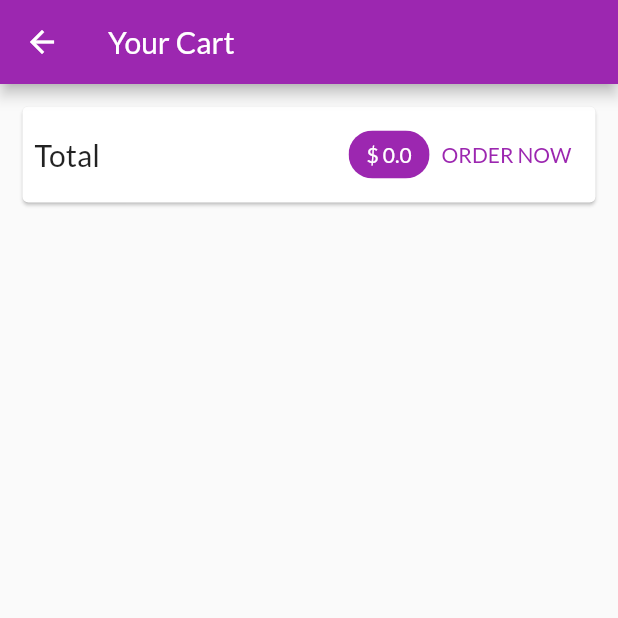
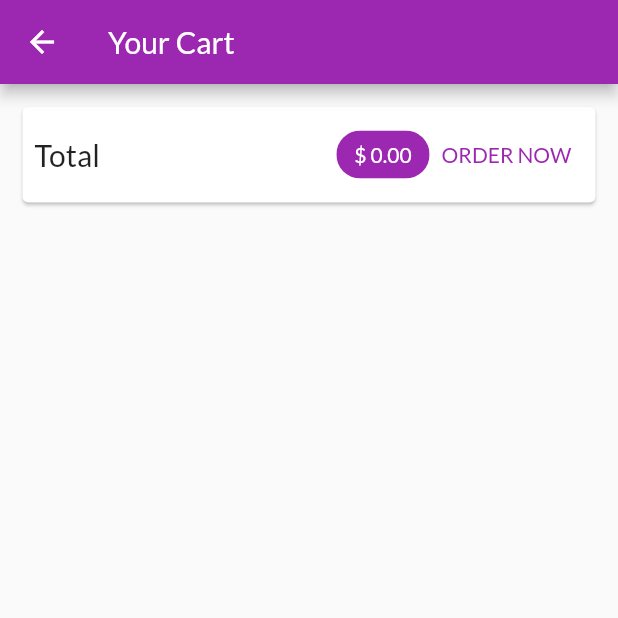
Before and after one commit to musama-dev/Shop-App, a Flutter app: the CartScreen screen opened by its route, after a tap on "ORDER NOW", on a phone screen of 412 x 824 dp, the top half of it. Run offline on Flutter 3.47's test engine with Material 2 defaults, Android fonts, the phone set to English and light mode, and no system bars; network calls fail.

Commit message:
Working on more features.

```diff
--- a/shop_app/lib/providers/cart.dart
+++ b/shop_app/lib/providers/cart.dart
@@ -63,6 +63,19 @@ class Cart with ChangeNotifier {
     }
     notifyListeners();
   }
+
+  void removeItem(String productId) {
+    // to remove item from map using key when item dissmissed on swiping.
+    _items.remove(productId);
+    notifyListeners();
+  }
+
+
+  // after confirming the order the cart is cleared.
+  void clear() {
+    _items = {};
+    notifyListeners();
+  }
 }
 
 // _items are the items in the cart.
--- /dev/null
+++ b/shop_app/lib/providers/orders.dart
@@ -0,0 +1,38 @@
+import 'package:flutter/material.dart';
+import './cart.dart';
+
+class OrderItem {
+  final String id;
+  final double amount; // total amount = quantity x price.
+  final List<CartItem> products; // find which quantity was ordered through cart.
+  final DateTime dateTime; // time at which the order was placed.
+
+  OrderItem(
+      {required this.id,
+      required this.amount,
+      required this.products,
+      required this.dateTime});
+}
+
+class Orders with ChangeNotifier {
+  final List<OrderItem> _orders = [];
+
+  List<OrderItem> get orders {
+    return [..._orders];
+  }
+
+  void addOrder(List<CartItem> cartProducts, double total) {
+    _orders.insert(
+      0,
+      OrderItem(
+        id: DateTime.now().toString(),
+        amount: total,
+        dateTime: DateTime.now(),
+        products: cartProducts,
+      ),
+    );
+    // you can also use _orders.add()
+    notifyListeners(); // any places in the app which are listening to this order
+    // or depends on it gets rebuild by calling notifyListeners().
+  }
+}
--- a/shop_app/lib/providers/products.dart
+++ b/shop_app/lib/providers/products.dart
@@ -6,7 +6,7 @@ class Products with ChangeNotifier {
   // inherited widgets establish behind the scenes communication tunnels with the
   // help of context.
 
-  List<Product> _items = [
+  final List<Product> _items = [
     // this list is not final because this _items list will change over time.
     Product(
       id: 'p1',
--- a/shop_app/lib/screens/cart_screen.dart
+++ b/shop_app/lib/screens/cart_screen.dart
@@ -3,9 +3,12 @@ import 'package:provider/provider.dart';
 import '../providers/cart.dart' show Cart; // This will only import cart class.
 // import '../widgets/cart_item.dart' as ci; // ci used as a prefix.
 import '../widgets/cart_item.dart';
+import '../providers/orders.dart';
 
 class CartScreen extends StatelessWidget {
   static const routeName = "/cart";
+
+  const CartScreen({super.key});
   @override
   Widget build(BuildContext context) {
     final cart =
@@ -13,18 +16,18 @@ class CartScreen extends StatelessWidget {
     // we want to listen changes.
     return Scaffold(
       appBar: AppBar(
-        title: Text("Your Cart"),
+        title: const Text("Your Cart"),
       ),
       body: Column(
         children: [
           Card(
-            margin: EdgeInsets.all(15.0),
+            margin: const EdgeInsets.all(15.0),
             child: Padding(
-              padding: EdgeInsets.all(8.0),
+              padding: const EdgeInsets.all(8.0),
               child: Row(
                 mainAxisAlignment: MainAxisAlignment.spaceBetween,
                 children: [
-                  Text(
+                  const Text(
                     "Total",
                     style: TextStyle(
                       fontSize: 20,
@@ -33,11 +36,13 @@ class CartScreen extends StatelessWidget {
                   // SizedBox(
                   //   width: 10,
                   // ),
-                  Spacer(), // this take all the available space and reserve
+                  const Spacer(), // this take all the available space and reserve
                   // for itself.
                   Chip(
                     label: Text(
-                      "\$ ${cart.totalAmount}",
+                      "\$ ${cart.totalAmount.toStringAsFixed(2)}",
+                      // here using toStringAsFixed with totalAmount is not necessary because
+                      // without adding this the result is also the same.
                       style: TextStyle(
                         color: Theme.of(context)
                             .primaryTextTheme
@@ -48,32 +53,40 @@ class CartScreen extends StatelessWidget {
                     backgroundColor: Colors.purple,
                   ),
                   TextButton(
-                    onPressed: () {},
-                    child: Text("ORDER NOW"),
+                    onPressed: () {
+                      Provider.of<Orders>(context, listen: false).addOrder(
+                          cart.items.values.toList(), cart.totalAmount);
+                      cart.clear();
+                    },
+                    child: const Text("ORDER NOW"),
                   ),
                 ],
               ),
             ),
           ),
-          SizedBox(
+          const SizedBox(
             height: 10,
           ),
           Expanded(
             // expanded takes as much space left in the column.
             child: ListView.builder(
-              itemCount: cart.items.length,
+              itemCount: cart.items.length, // if you used items as quantities
+              // then cart._items.length used.
               itemBuilder: (ctx, i) {
                 return CartItem(
                   // Here we are interested only in the values of the map so
                   // that's why .values used.
-                  cart.items.values.toList()[i].id,
-                cart.items.values.toList()[i].price,
-                cart.items.values.toList()[i].quantity,
-                cart.items.values.toList()[i].title,
-                );
+                  cart.items.values.toList()[i].id, // returns the list of values
+                  // of id.
+                  cart.items.keys.toList()[i],
+                  cart.items.values.toList()[i].price,
+                  cart.items.values.toList()[i].quantity,
+                  cart.items.values.toList()[i].title,
+                ); // you can also use cart item as a provider.
               },
             ),
-          )
+          ), // expanded takes as much space as is left
+          // in the column.
         ],
       ),
     );
--- /dev/null
+++ b/shop_app/lib/screens/orders_screen.dart
@@ -0,0 +1,25 @@
+import 'package:flutter/material.dart';
+import 'package:provider/provider.dart';
+import '../providers/orders.dart' show Orders;
+import '../widgets/order_item.dart';
+import '../widgets/app_drawer.dart';
+
+class OrdersScreen extends StatelessWidget {
+  static const routeName = "/orders";
+
+  const OrdersScreen({super.key});
+  @override
+  Widget build(BuildContext context) {
+    final orderData = Provider.of<Orders>(context);
+    return Scaffold(
+      appBar: AppBar(
+        title: const Text("Your Orders"),
+      ),
+      drawer: const AppDrawer(),
+      body: ListView.builder(
+        itemCount: orderData.orders.length,
+        itemBuilder: (ctx, i) => OrderItem(orderData.orders[i]),
+      ),
+    );
+  }
+}
--- a/shop_app/lib/widgets/badge.dart
+++ b/shop_app/lib/widgets/badge.dart
@@ -19,20 +19,20 @@ class Badge extends StatelessWidget {
           right: 8,
           top: 8,
           child: Container(
-            padding: EdgeInsets.all(2.0),
+            padding: const EdgeInsets.all(2.0),
             // color: Theme.of(context).accentColor,
             decoration: BoxDecoration(
               borderRadius: BorderRadius.circular(10.0),
               color: Theme.of(context).colorScheme.secondary,
             ),
-            constraints: BoxConstraints(
+            constraints: const BoxConstraints(
               minWidth: 16,
               minHeight: 16,
             ),
             child: Text(
               value,
               textAlign: TextAlign.center,
-              style: TextStyle(
+              style: const TextStyle(
                 fontSize: 10,
               ),
             ),
--- /dev/null
+++ b/shop_app/lib/widgets/order_item.dart
@@ -0,0 +1,67 @@
+import 'package:flutter/material.dart';
+import 'package:intl/intl.dart';
+import '../providers/orders.dart' as ord;
+import 'dart:math';
+
+class OrderItem extends StatefulWidget {
+  final ord.OrderItem order;
+
+  const OrderItem(this.order, {super.key});
+
+  @override
+  State<OrderItem> createState() => _OrderItemState();
+}
+
+class _OrderItemState extends State<OrderItem> {
+  var _expanded = false;
+  @override
+  Widget build(BuildContext context) {
+    return Card(
+      margin: const EdgeInsets.all(10.0),
+      child: Column(
+        children: [
+          ListTile(
+            title: Text("\$${widget.order.amount.toStringAsFixed(2)}"),
+            subtitle: Text(
+              DateFormat("dd/MM/yyyy hh:mm").format(widget.order.dateTime),
+            ),
+            trailing: IconButton(
+                onPressed: () {
+                  setState(() {
+                    _expanded = !_expanded; // If it is false we set it to true
+                  // or vice versa.
+                  });
+                },
+                icon: Icon(_expanded ? Icons.expand_less : Icons.expand_more)),
+          ),
+          if (_expanded)  // if expanded is true then this container runs.
+            Container(
+              padding: const EdgeInsets.symmetric(horizontal: 15, vertical: 4),
+              // height depends on the amount of items in the list.
+              // 10 is the base height of the container.
+              // for super big containers of infinite heights we use 100.
+              height: min(widget.order.products.length * 20.0 + 10, 100),
+              child: ListView(
+                children: widget.order.products.map((prod) {
+                  return Row(
+                    mainAxisAlignment: MainAxisAlignment.spaceBetween,
+                    children: [
+                      Text(prod.title, style: const TextStyle(
+                        fontSize: 18,
+                        fontWeight: FontWeight.bold,
+                      ),
+                      ),
+                    Text("${prod.quantity}x \$${prod.price}", style: const TextStyle(
+                      fontSize: 18,
+                      color: Colors.grey,
+                    ),),
+                    ],
+                  );
+                }).toList(),
+              ),
+            ),
+        ],
+      ),
+    );
+  }
+}
--- a/shop_app/pubspec.yaml
+++ b/shop_app/pubspec.yaml
@@ -32,6 +32,7 @@ dependencies:
   flutter:
     sdk: flutter
   provider: ^6.0.3
+  intl: ^0.17.0
 
 
   # The following adds the Cupertino Icons font to your application.
```
Also changed, not shown: shop_app/lib/main.dart (+13 -5 lines), shop_app/lib/screens/product_detail_screen.dart (+32 -1 lines), shop_app/lib/screens/products_overview_screen.dart (+15 -11 lines), shop_app/lib/widgets/app_drawer.dart (added, +40 -0 lines), shop_app/lib/widgets/cart_item.dart (+34 -7 lines), shop_app/lib/widgets/product_item.dart (+16 -13 lines), shop_app/lib/widgets/products_grid.dart (+4 -4 lines), shop_app/pubspec.lock, 1 other file.
